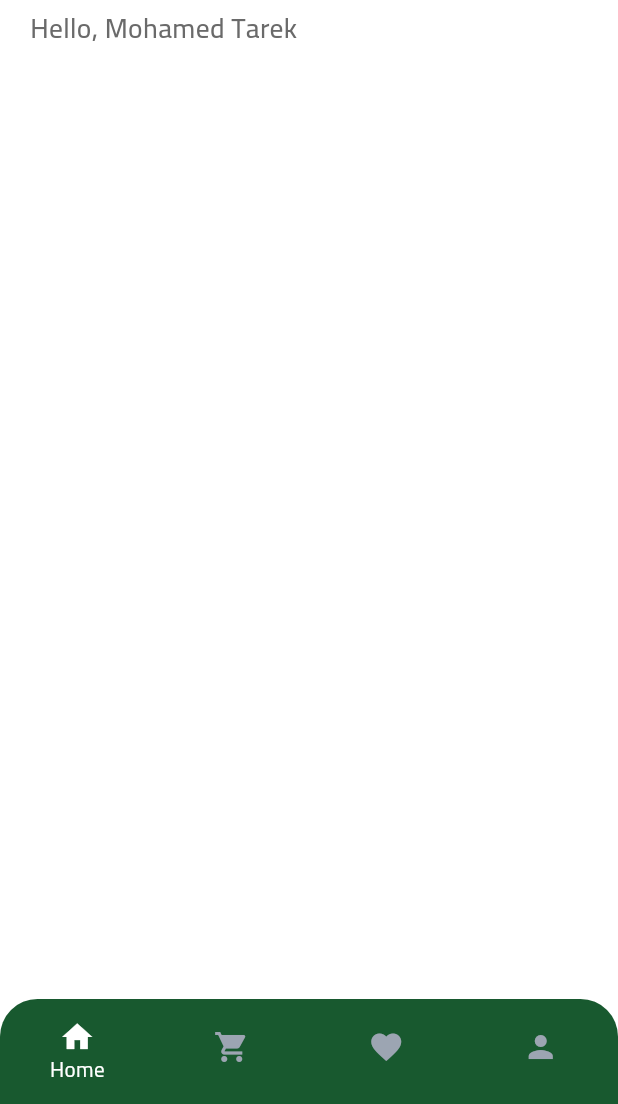
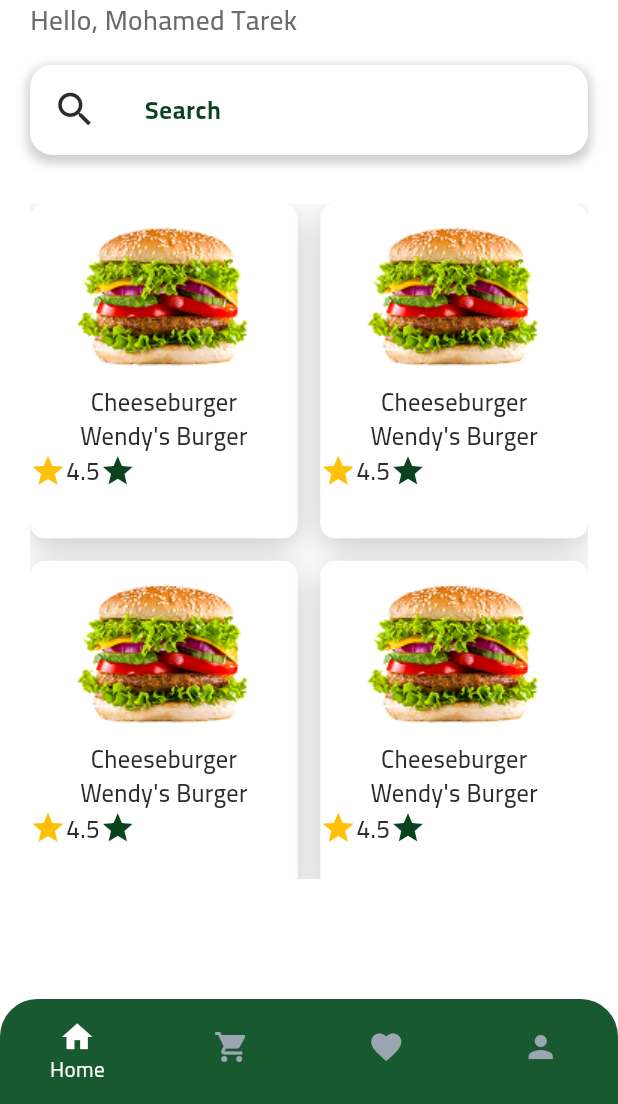
Before and after one commit to abootarek/Hungry_App, a Flutter app: the screen it shows after launch, after a tap on "SignIn", on a phone screen of 412 x 824 dp, the part 132-1236 px from its top. Run offline on Flutter 3.47's test engine with Material 3 defaults, Android fonts, the phone set to English and light mode, and no system bars; our stand-ins replace flutter_bloc, flutter_screenutil.

Commit message:
finsh home screen

```diff
--- a/lib/featuers/home/home_screen.dart
+++ /dev/null
@@ -1,53 +0,0 @@
-import 'dart:ui';
-
-import 'package:flutter/material.dart';
-import 'package:hungry/core/helper/six_box.dart';
-import 'package:hungry/core/theming/styles_app.dart';
-
-class HomeScreen extends StatelessWidget {
-  const HomeScreen({super.key});
-
-  @override
-  Widget build(BuildContext context) {
-    return Scaffold(
-      body: Padding(
-        padding: EdgeInsets.symmetric(horizontal: 20, vertical: 30),
-        child: Column(
-          crossAxisAlignment: CrossAxisAlignment.start,
-          children: [
-            Row(
-              children: [
-                Text(
-                  'Hungry?',
-                  style: TextStyles.font60darkGreen,
-                ),
-                Spacer(),
-                ClipRRect(
-                  borderRadius: BorderRadius.circular(25),
-                  child: Image.asset(
-                    'assets/images/profile.png',
-                    width: 50,
-                    height: 50,
-                    fit: BoxFit.cover,
-                    alignment: Alignment.center,
-                    errorBuilder: (context, error, stackTrace) {
-                      return const Icon(
-                        Icons.error,
-                        color: Colors.red,
-                      );
-                    },
-                  ),
-                ),
-              ],
-            ),
-            verticalSpace(5),
-            Text(
-              'Hello, Mohamed Tarek',
-              style: TextStyles.font18gray,
-            ),
-          ],
-        ),
-      ),
-    );
-  }
-}
--- /dev/null
+++ b/lib/featuers/home/ui/home_screen.dart
@@ -0,0 +1,35 @@
+import 'package:flutter/material.dart';
+import 'package:hungry/core/helper/six_box.dart';
+import 'package:hungry/featuers/home/ui/widgets/grid_view_category_custon.dart';
+import 'package:hungry/featuers/home/ui/widgets/search_text_form_field.dart';
+import 'package:hungry/featuers/home/ui/widgets/titel_and_name_iamge.dart';
+
+class HomeScreen extends StatelessWidget {
+  const HomeScreen({super.key});
+
+  @override
+  Widget build(BuildContext context) {
+    return Scaffold(
+      body: SingleChildScrollView(
+        child: Padding(
+          padding: EdgeInsets.symmetric(horizontal: 20, vertical: 30),
+          child: Column(
+            crossAxisAlignment: CrossAxisAlignment.start,
+            children: [
+              TitleAndNameAndImage(),
+              verticalSpace(17),
+              // SearchTextFormField(),
+              SearchTextFormField(),
+              verticalSpace(32),
+              // categry Grid View
+              SizedBox(
+                height: 450,
+                child: GridViewCategoryCustom(),
+              ),
+            ],
+          ),
+        ),
+      ),
+    );
+  }
+}
--- /dev/null
+++ b/lib/featuers/home/ui/widgets/grid_view_category_custon.dart
@@ -0,0 +1,66 @@
+import 'package:flutter/material.dart';
+import 'package:hungry/core/theming/colors_app.dart';
+import 'package:hungry/core/theming/styles_app.dart';
+
+class GridViewCategoryCustom extends StatelessWidget {
+  const GridViewCategoryCustom({super.key});
+
+  @override
+  Widget build(BuildContext context) {
+    return GridView.builder(
+      gridDelegate: SliverGridDelegateWithFixedCrossAxisCount(
+        crossAxisCount: 2,
+        crossAxisSpacing: 15,
+        mainAxisSpacing: 15,
+        childAspectRatio: 0.8,
+      ),
+      itemCount: 10,
+      itemBuilder: (context, index) {
+        return Expanded(
+          child: Container(
+            height: 450,
+            decoration: BoxDecoration(
+              color: ColorsApp.wihteColor,
+              borderRadius: BorderRadius.circular(10),
+              boxShadow: [
+                BoxShadow(
+                  color: Color(0xFF000000).withOpacity(0.2),
+                  spreadRadius: 0,
+                  blurRadius: 17,
+                  offset: Offset(0, 6),
+                ),
+              ],
+            ),
+            child: Column(
+              children: [
+                Image.asset('assets/images/image 5.png'),
+                Text(
+                  'Cheeseburger',
+                  style: TextStyles.font16blackLightMedium,
+                ),
+                Text(
+                  'Wendy\'s Burger',
+                  style: TextStyles.font16blackLightMedium,
+                ),
+                Row(children: [
+                  Icon(
+                    Icons.star,
+                    color: Colors.amber,
+                  ),
+                  Text(
+                    '4.5',
+                    style: TextStyles.font16blackLightMedium,
+                  ),
+                  Icon(
+                    Icons.star,
+                    color: ColorsApp.darkGreen,
+                  ),
+                ])
+              ],
+            ),
+          ),
+        );
+      },
+    );
+  }
+}
--- /dev/null
+++ b/lib/featuers/home/ui/widgets/search_text_form_field.dart
@@ -0,0 +1,61 @@
+import 'package:flutter/material.dart';
+import 'package:hungry/core/theming/colors_app.dart';
+import 'package:hungry/core/theming/styles_app.dart';
+import 'package:hungry/core/widgets/form_field_form.dart';
+
+class SearchTextFormField extends StatelessWidget {
+  const SearchTextFormField({
+    super.key,
+  });
+
+  @override
+  Widget build(BuildContext context) {
+    return Container(
+      height: 60,
+      width: double.infinity,
+      decoration: BoxDecoration(
+        color: ColorsApp.wihteColor,
+        borderRadius: BorderRadius.circular(15),
+        boxShadow: [
+          BoxShadow(
+            color: Colors.grey.withOpacity(0.5),
+            spreadRadius: 2,
+            blurRadius: 5,
+            offset: Offset(0, 3),
+          ),
+        ],
+      ),
+      child: Padding(
+        padding: const EdgeInsets.only(
+          left: 15,
+        ),
+        child: Row(
+          children: [
+            Icon(
+              Icons.search,
+              size: 30,
+              color: ColorsApp.blackLight,
+            ),
+            Expanded(
+              child: AppTextFormField(
+                inputTextStyle: TextStyles.font16blackLightMedium,
+                backgroundColor: Colors.transparent,
+                hintText: 'Search',
+                hintStyle: TextStyles.font16darkGreen,
+                validator: (value) {},
+                enabledBorder: OutlineInputBorder(
+                  borderRadius: BorderRadius.circular(15),
+                  borderSide: BorderSide.none,
+                ),
+                focusedBorder: OutlineInputBorder(
+                  borderRadius: BorderRadius.circular(15),
+                  borderSide: BorderSide.none,
+                ),
+              ),
+            ),
+          ],
+        ),
+      ),
+    );
+  }
+}
--- /dev/null
+++ b/lib/featuers/home/ui/widgets/titel_and_name_iamge.dart
@@ -0,0 +1,46 @@
+import 'package:flutter/material.dart';
+import 'package:hungry/core/theming/styles_app.dart';
+
+class TitleAndNameAndImage extends StatelessWidget {
+  const TitleAndNameAndImage({
+    super.key,
+  });
+
+  @override
+  Widget build(BuildContext context) {
+    return Column(
+      crossAxisAlignment: CrossAxisAlignment.start,
+      children: [
+        Row(
+          children: [
+            Text(
+              'Hungry?',
+              style: TextStyles.font60darkGreen,
+            ),
+            Spacer(),
+            ClipRRect(
+              borderRadius: BorderRadius.circular(25),
+              child: Image.asset(
+                'assets/images/profile.png',
+                width: 50,
+                height: 50,
+                fit: BoxFit.cover,
+                alignment: Alignment.center,
+                errorBuilder: (context, error, stackTrace) {
+                  return const Icon(
+                    Icons.error,
+                    color: Colors.red,
+                  );
+                },
+              ),
+            ),
+          ],
+        ),
+        Text(
+          'Hello, Mohamed Tarek',
+          style: TextStyles.font18gray,
+        ),
+      ],
+    );
+  }
+}
--- a/lib/featuers/layout/logic/cubit/lay_out_cubit.dart
+++ b/lib/featuers/layout/logic/cubit/lay_out_cubit.dart
@@ -3,7 +3,7 @@ import 'package:flutter_bloc/flutter_bloc.dart';
 import 'package:hungry/featuers/auth/profile/profile_screen.dart';
 import 'package:hungry/featuers/card/card_screen.dart';
 import 'package:hungry/featuers/favorites/favorites_screen.dart';
-import 'package:hungry/featuers/home/home_screen.dart';
+import 'package:hungry/featuers/home/ui/home_screen.dart';
 import 'package:hungry/featuers/layout/logic/cubit/lay_out_state.dart';
 
 class HungryCubit extends Cubit<HungryState> {
--- a/lib/featuers/splash/splash_screen.dart
+++ b/lib/featuers/splash/splash_screen.dart
@@ -48,14 +48,11 @@ class SplashScreenState extends State<SplashScreen>
   Widget build(BuildContext context) {
     return Scaffold(
       backgroundColor: ColorsApp.darkGreen,
-      body: Padding(
-        padding: const EdgeInsets.symmetric(vertical: 30.0, horizontal: 16.0),
-        child: Column(
+      body: Column(
         mainAxisAlignment: MainAxisAlignment.spaceBetween,
         children: [
           const SizedBox(height: 40),
-            Expanded(
-              child: ScaleTransition(
+          ScaleTransition(
             scale: _animation,
             child: Center(
               child: Text(
@@ -67,17 +64,10 @@ class SplashScreenState extends State<SplashScreen>
               ),
             ),
           ),
-            ),
-            Padding(
-              padding: EdgeInsets.only(bottom: 20),
-              child: Image.asset(
+          Image.asset(
             'assets/images/image 1.png',
-                height: 180,
-                fit: BoxFit.contain,
-              ),
           ),
         ],
-        ),
       ),
     );
   }
```
Lines whose indentation alone changed are shown as unchanged.
